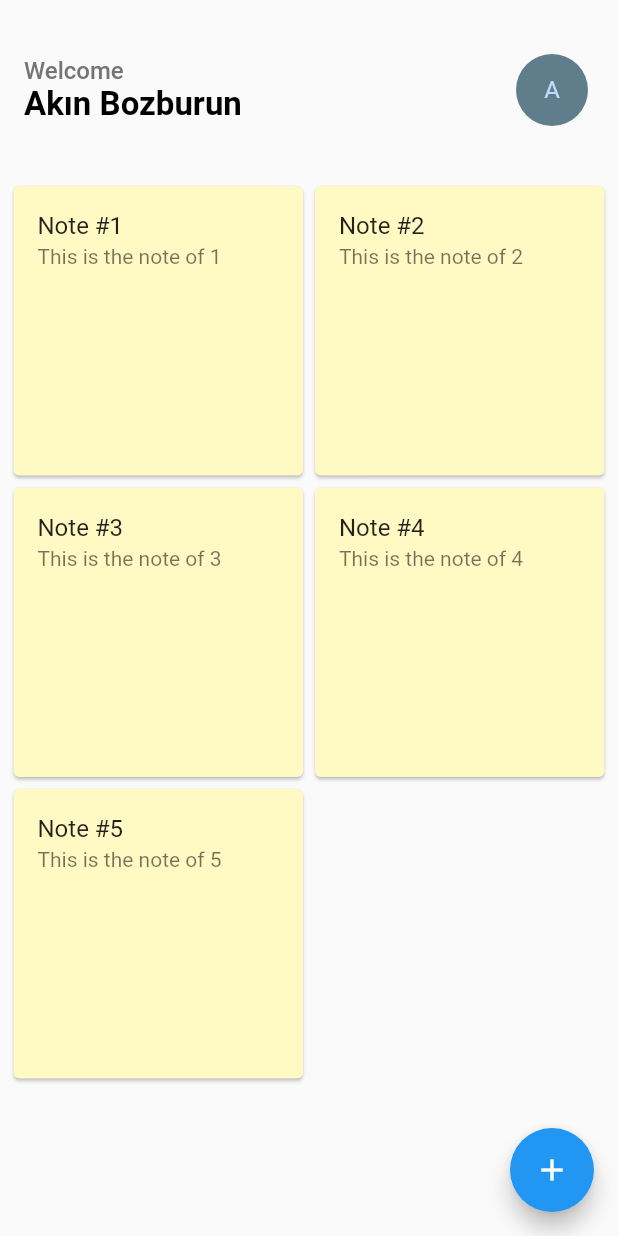
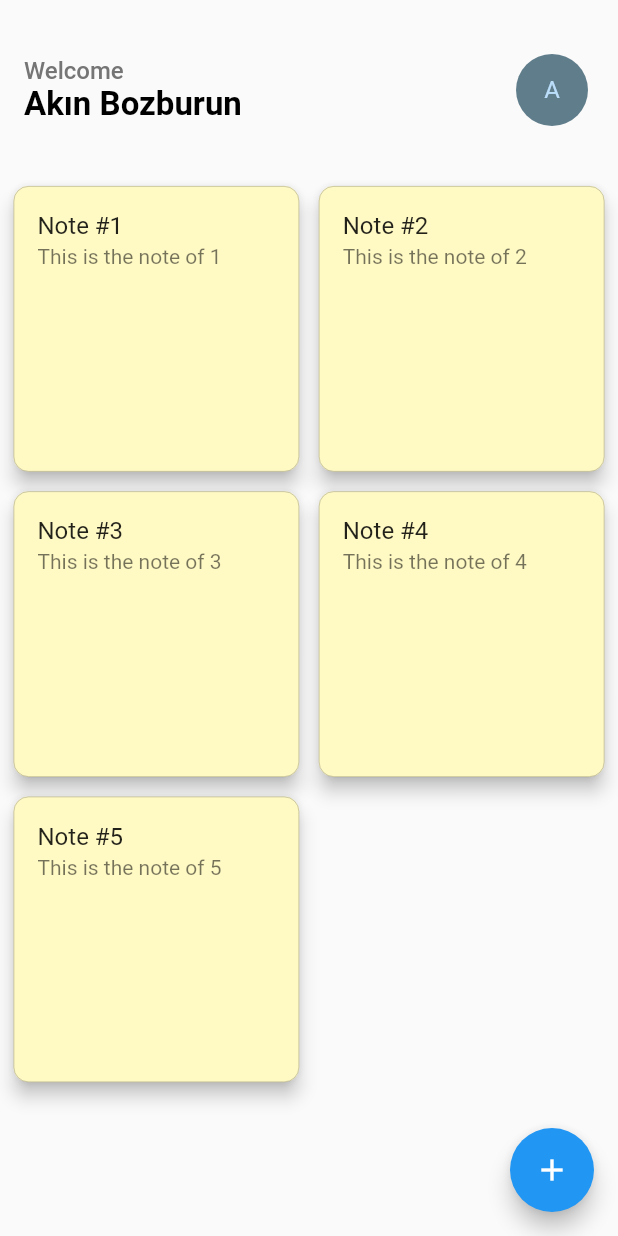
Before and after one commit to AkinBozburun/Note-App-Flutter, a Flutter app: the screen it shows after launch, on a phone screen of 412 x 824 dp. Run offline on Flutter 3.47's test engine with Material 2 defaults, Android fonts, the phone set to English and light mode, and no system bars.

Commit message:
Improve Card widget

```diff
--- a/lib/view/notes_page.dart
+++ b/lib/view/notes_page.dart
@@ -48,7 +48,12 @@ class _NotesPageState extends State<NotesPage>
       (
         padding: const EdgeInsets.symmetric(horizontal: 5),
         itemCount: 5,
-        gridDelegate: const SliverGridDelegateWithFixedCrossAxisCount(crossAxisCount: 2),
+        gridDelegate: const SliverGridDelegateWithFixedCrossAxisCount
+        (
+          crossAxisCount: 2,
+          mainAxisSpacing: 5,
+          crossAxisSpacing: 5,
+        ),
         itemBuilder: (context, index) => noteCard(index),
       ),
       floatingActionButton: FloatingActionButton
--- a/lib/widgets.dart
+++ b/lib/widgets.dart
@@ -14,6 +14,12 @@ Widget avatar() => GestureDetector
 Widget noteCard(int index) => Card
 (
   color: Colors.yellow.shade100,
+  elevation: 5,
+  shape: RoundedRectangleBorder
+  (
+    borderRadius: BorderRadius.circular(10),
+    side: const BorderSide(width: 0.5,color: Colors.black26)
+  ),
   child: ListTile
   (
     title: Text("Note #${index+1}"),
```
